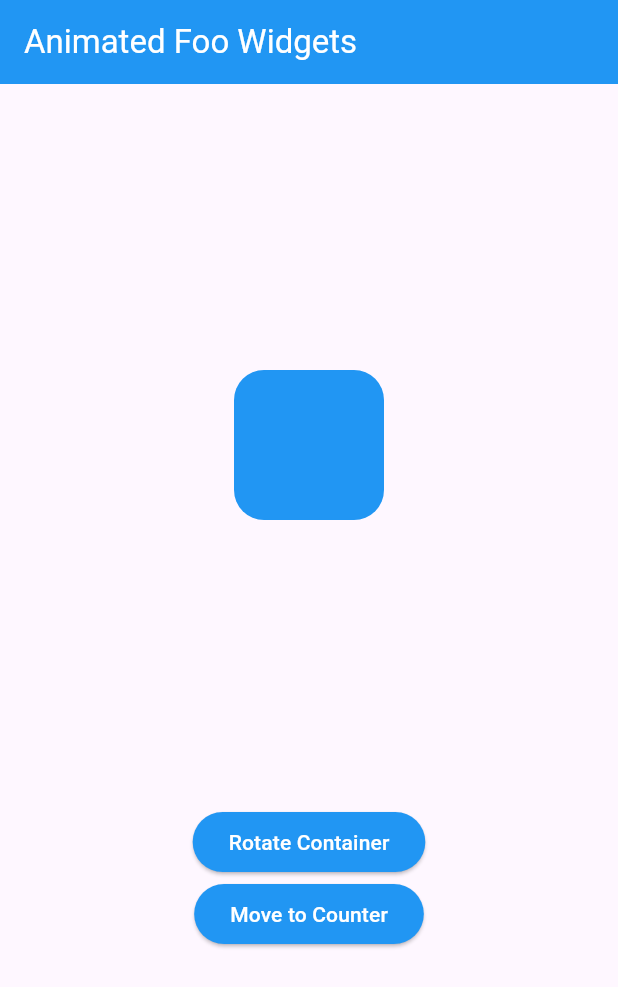
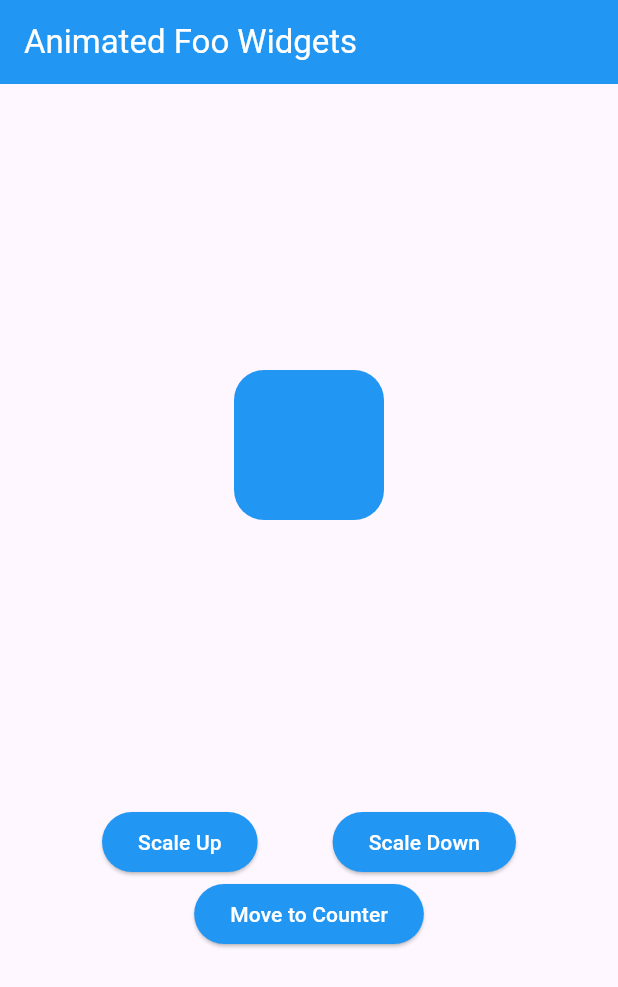
Before and after one commit to jafarMarouf50/flutter_animations, a Flutter app: the screen it shows after launch, on a phone screen of 412 x 824 dp. Shown: the top 987 px of the screen. Run offline on Flutter 3.47's test engine with Material 3 defaults, Android fonts, the phone set to English and light mode, and no system bars.

Commit message:
create scale animated

```diff
--- a/lib/home_view.dart
+++ b/lib/home_view.dart
@@ -9,7 +9,7 @@ class HomeView extends StatefulWidget {
 }
 
 class _HomeViewState extends State<HomeView> {
-  double _turns = 0.0;
+  double _scale = 1.0;
 
   @override
   Widget build(BuildContext context) {
@@ -28,7 +28,10 @@ class _HomeViewState extends State<HomeView> {
             Spacer(),
             _animatedContainer(),
             Spacer(),
-            _resizeContainerButton(),
+            Row(
+              mainAxisAlignment: MainAxisAlignment.center,
+              children: [_scaleUpButton(),SizedBox(width: 50,),_scaleDownButton()],
+            ),
             _navigateToCounterView(),
             Spacer(),
           ],
@@ -38,10 +41,10 @@ class _HomeViewState extends State<HomeView> {
   }
 
   Widget _animatedContainer() {
-    return AnimatedRotation(
+    return AnimatedScale(
+      scale: _scale,
       duration: Duration(seconds: 2),
       curve: Curves.easeIn,
-      turns: _turns,
       child: Container(
         width: 100,
         height: 100,
@@ -53,14 +56,25 @@ class _HomeViewState extends State<HomeView> {
     );
   }
 
-  Widget _resizeContainerButton() {
+  Widget _scaleUpButton() {
     return ElevatedButton(
       style: ElevatedButton.styleFrom(backgroundColor: Colors.blue),
       onPressed: () {
-        _turns += 1.25;
+        _scale = 1.5;
         setState(() {});
       },
-      child: Text("Rotate Container", style: TextStyle(color: Colors.white)),
+      child: Text("Scale Up", style: TextStyle(color: Colors.white)),
+    );
+  }
+
+  Widget _scaleDownButton() {
+    return ElevatedButton(
+      style: ElevatedButton.styleFrom(backgroundColor: Colors.blue),
+      onPressed: () {
+        _scale = 0.5;
+        setState(() {});
+      },
+      child: Text("Scale Down", style: TextStyle(color: Colors.white)),
     );
   }
 
```
Also changed, not shown: 1 other file.
